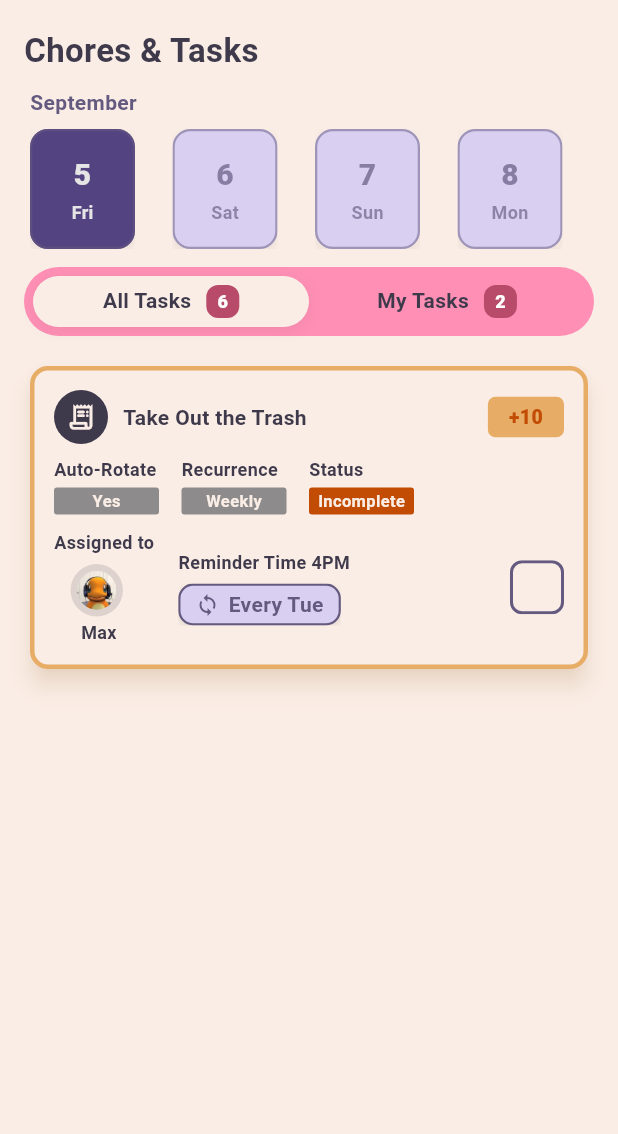
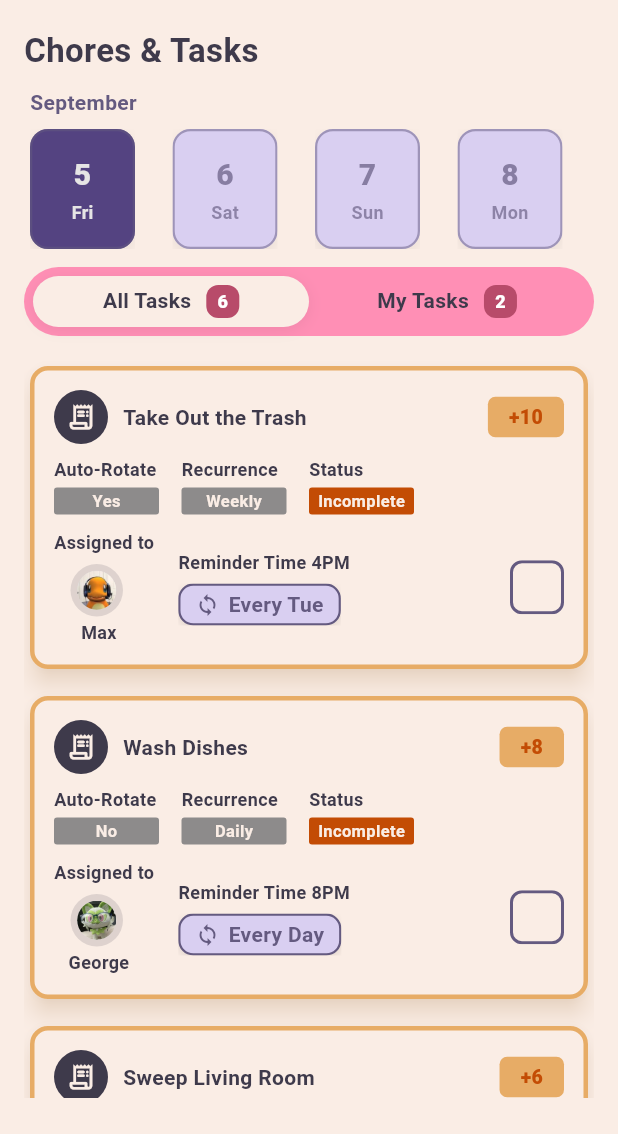
Before and after one commit to FairNest/FairNest, a Flutter app: the Chorespage screen opened directly, on a phone screen of 412 x 824 dp, the part 102-1236 px from its top. Run offline on Flutter 3.47's test engine with Material 3 defaults, Android fonts, the phone set to English and light mode, and no system bars; our stand-ins replace dio, flutter_secure_storage, google_fonts, jwt_decoder; accounts and stored records are empty; Roboto replaces fonts that are missing (Krub).

Commit message:
fixed chores

```diff
--- a/fairnestui/lib/pages/Chores/ChoresPage.dart
+++ b/fairnestui/lib/pages/Chores/ChoresPage.dart
@@ -12,16 +12,115 @@ class Chorespage extends StatefulWidget {
   State<Chorespage> createState() => _ChorespageState();
 }
 
+/* ------------------- simple local chore model ------------------- */
+class _Chore {
+  _Chore({
+    required this.id,
+    required this.title,
+    required this.points,
+    required this.assignedTo,
+    required this.autoRotate,
+    required this.recurrence,
+    required this.reminderTime,
+    required this.reminderRepeat,
+    required this.avatar,
+    this.completed = false,
+  });
+
+  final String id;
+  final String title;
+  final int points;
+  final String assignedTo; // "George", "Max", ...
+  final bool autoRotate;
+  final String recurrence; // "Weekly", "Daily", ...
+  final String reminderTime; // "4PM"
+  final String reminderRepeat; // "Every Tue"
+  final ImageProvider avatar;
+
+  bool completed;
+}
+
 class _ChorespageState extends State<Chorespage> {
-  // calendar state for DateStrip
+  // who is the current user for "My Tasks"
+  static const String _currentUser = 'George';
+
+  // calendar state for DateStrip (not filtering by date yet)
   late DateTime _start;
   late DateTime _selected;
   final int _days = 30;
 
-  // segmented pill state + demo counts
+  // segmented pill state
   int _tab = 0; // 0 = All Tasks, 1 = My Tasks
-  int _allCount = 6; // example
-  int _myCount = 2; // example
+
+  // demo data (6 chores total, 2 assigned to George)
+  final List<_Chore> _chores = [
+    _Chore(
+      id: 'trash',
+      title: 'Take Out the Trash',
+      points: 10,
+      assignedTo: 'Max',
+      autoRotate: true,
+      recurrence: 'Weekly',
+      reminderTime: '4PM',
+      reminderRepeat: 'Every Tue',
+      avatar: const AssetImage('assets/images/char.png'),
+    ),
+    _Chore(
+      id: 'dishes',
+      title: 'Wash Dishes',
+      points: 8,
+      assignedTo: 'George',
+      autoRotate: false,
+      recurrence: 'Daily',
+      reminderTime: '8PM',
+      reminderRepeat: 'Every Day',
+      avatar: const AssetImage('assets/images/poke.png'),
+    ),
+    _Chore(
+      id: 'sweep',
+      title: 'Sweep Living Room',
+      points: 6,
+      assignedTo: 'George',
+      autoRotate: true,
+      recurrence: 'Weekly',
+      reminderTime: '7PM',
+      reminderRepeat: 'Every Fri',
+      avatar: const AssetImage('assets/images/poke.png'),
+    ),
+    _Chore(
+      id: 'bathroom',
+      title: 'Clean Bathroom',
+      points: 12,
+      assignedTo: 'Lando',
+      autoRotate: true,
+      recurrence: 'Biweekly',
+      reminderTime: '6PM',
+      reminderRepeat: 'Every Other Sat',
+      avatar: const AssetImage('assets/images/pikachu.png'),
+    ),
+    _Chore(
+      id: 'groceries',
+      title: 'Buy Groceries',
+      points: 5,
+      assignedTo: 'Max',
+      autoRotate: false,
+      recurrence: 'Weekly',
+      reminderTime: '5PM',
+      reminderRepeat: 'Every Thu',
+      avatar: const AssetImage('assets/images/char.png'),
+    ),
+    _Chore(
+      id: 'plants',
+      title: 'Water Plants',
+      points: 4,
+      assignedTo: 'Lando',
+      autoRotate: false,
+      recurrence: 'Every 3 days',
+      reminderTime: '9AM',
+      reminderRepeat: 'Mon / Thu',
+      avatar: const AssetImage('assets/images/pikachu.png'),
+    ),
+  ];
 
   @override
   void initState() {
@@ -29,6 +128,55 @@ class _ChorespageState extends State<Chorespage> {
     final now = DateTime.now();
     _start = DateTime(now.year, now.month, 1);
     _selected = DateTime(now.year, now.month, now.day);
+  }
+
+  /* ------------------- derived lists & counts ------------------- */
+  List<_Chore> get _openAll =>
+      _chores.where((c) => !c.completed).toList(growable: false);
+
+  List<_Chore> get _openMine => _openAll
+      .where((c) => c.assignedTo.toLowerCase() == _currentUser.toLowerCase())
+      .toList(growable: false);
+
+  int get _allCount => _openAll.length;
+  int get _myCount => _openMine.length;
+
+  /* ------------------- handlers ------------------- */
+  void _onCheckedChanged(_Chore chore, bool checked) {
+    // When a chore is checked we mark it completed and it disappears from view
+    if (!checked) return; // ignore unchecks here (they won't be shown anyway)
+    setState(() => chore.completed = true);
+  }
+
+  /* ------------------- builders ------------------- */
+  Widget _buildList(List<_Chore> items) {
+    if (items.isEmpty) {
+      return const _EmptyArea(label: 'No chores here 🎉');
+    }
+    return SingleChildScrollView(
+      child: Column(
+        children: [
+          for (final c in items)
+            Padding(
+              padding: const EdgeInsets.only(bottom: 10),
+              child: ChoresTaskCard(
+                // configurable values — make sure your ChoresTaskCard exposes these
+                title: c.title,
+                points: c.points,
+                assignedName: c.assignedTo,
+                autoRotate: c.autoRotate,
+                recurrence: c.recurrence,
+                reminderTime: c.reminderTime,
+                reminderRepeat: c.reminderRepeat,
+                paidByImage: c.avatar,
+
+                initiallyChecked: false,
+                onCheckedChanged: (checked) => _onCheckedChanged(c, checked),
+              ),
+            ),
+        ],
+      ),
+    );
   }
 
   @override
@@ -52,7 +200,7 @@ class _ChorespageState extends State<Chorespage> {
             ),
             const SizedBox(height: 12),
 
-            // Horizontal date strip
+            // Horizontal date strip (visual only for now)
             DateStrip(
               startDate: _start,
               days: _days,
@@ -61,33 +209,31 @@ class _ChorespageState extends State<Chorespage> {
             ),
             const SizedBox(height: 12),
 
-            // Segmented pill with counts — tweak sizes here
+            // Segmented pill with LIVE counts
             _CountSegmentedPill(
               tabs: const ['All Tasks', 'My Tasks'],
-              counts: [_allCount, _myCount],
+              counts: [_allCount, _myCount], // ← live numbers
               initialIndex: _tab,
               onChanged: (i) => setState(() => _tab = i),
 
               // size controls
-              height: 46, // overall pill height
-              labelFontSize: 14, // "All Tasks" / "My Tasks"
-              badgeHeight: 22, // badge height
-              // badgeWidth: 28,        // (optional) fixed width; comment out to use padding
-              badgeFontSize: 12, // number font
-              badgeRadius: 8, // badge corner radius
-              badgeHorizontalPadding:
-                  7, // inner padding left/right (when width is null)
+              height: 46,
+              labelFontSize: 14,
+              badgeHeight: 22,
+              badgeFontSize: 12,
+              badgeRadius: 8,
+              badgeHorizontalPadding: 7,
             ),
 
             const SizedBox(height: 16),
 
-            // Each tab gets its own scrollable area — add your cards here
+            // content per tab
             Expanded(
               child: IndexedStack(
                 index: _tab,
-                children: const [
-                  _AllTasksContent(),
-                  _MyTasksContent(),
+                children: [
+                  _buildList(_openAll), // All Tasks (incomplete only)
+                  _buildList(_openMine), // My Tasks (incomplete + mine)
                 ],
               ),
             ),
@@ -98,42 +244,7 @@ class _ChorespageState extends State<Chorespage> {
   }
 }
 
-/* ---------- Page content placeholders ---------- */
-
-class _AllTasksContent extends StatelessWidget {
-  const _AllTasksContent({super.key});
-
-  @override
-  Widget build(BuildContext context) {
-    return SingleChildScrollView(
-      child: Column(
-        children: const [
-          // _EmptyArea(label: 'All Tasks page — add your content here'),
-          ChoresTaskCard(
-            paidByImage: AssetImage('assets/images/char.png'),
-          ),
-        ],
-      ),
-    );
-  }
-}
-
-class _MyTasksContent extends StatelessWidget {
-  const _MyTasksContent({super.key});
-
-  @override
-  Widget build(BuildContext context) {
-    return SingleChildScrollView(
-      child: Column(
-        children: const [
-          ChoresTaskCard(
-            paidByImage: AssetImage('assets/images/char.png'),
-          ),
-        ],
-      ),
-    );
-  }
-}
+/* ------------------- empty state box ------------------- */
 
 class _EmptyArea extends StatelessWidget {
   const _EmptyArea({required this.label});
@@ -160,7 +271,7 @@ class _EmptyArea extends StatelessWidget {
   }
 }
 
-/* ---------- Segmented pill with counts (tunable sizes) ---------- */
+/* ------------------- segmented pill (unchanged) ------------------- */
 
 class _CountSegmentedPill extends StatefulWidget {
   const _CountSegmentedPill({
@@ -169,11 +280,9 @@ class _CountSegmentedPill extends StatefulWidget {
     required this.onChanged,
     this.initialIndex = 0,
     this.height = 44,
-
-    // sizing knobs
     this.labelFontSize = 14,
     this.badgeHeight = 22,
-    this.badgeWidth, // optional fixed width; if null we use padding
+    this.badgeWidth,
     this.badgeFontSize = 12,
     this.badgeRadius = 8,
     this.badgeHorizontalPadding = 7,
@@ -186,7 +295,6 @@ class _CountSegmentedPill extends StatefulWidget {
   final ValueChanged<int> onChanged;
   final double height;
 
-  // size controls
   final double labelFontSize;
   final double badgeHeight;
   final double? badgeWidth;
@@ -201,11 +309,10 @@ class _CountSegmentedPill extends StatefulWidget {
 class _CountSegmentedPillState extends State<_CountSegmentedPill> {
   late int _index = widget.initialIndex;
 
-  // palette
-  static const Color _trackPink = Color(0xFFFF8FB5); // background track
-  static const Color _thumbCream = AppColors.background; // cream thumb
-  static const Color _labelPurple = AppColors.textPurple; // label color
-  static const Color _badgeFill = AppColors.textPink; // badge fill
+  static const Color _trackPink = Color(0xFFFF8FB5);
+  static const Color _thumbCream = AppColors.background;
+  static const Color _labelPurple = AppColors.textPurple;
+  static const Color _badgeFill = AppColors.textPink;
   static const EdgeInsets _padding = EdgeInsets.all(6);
 
   Alignment _alignmentFor(int i, int len) {
@@ -229,7 +336,6 @@ class _CountSegmentedPillState extends State<_CountSegmentedPill> {
         ),
         child: Stack(
           children: [
-            // Sliding thumb
             AnimatedAlign(
               alignment: _alignmentFor(_index, tabCount),
               duration: const Duration(milliseconds: 220),
@@ -253,12 +359,9 @@ class _CountSegmentedPillState extends State<_CountSegmentedPill> {
                 ),
               ),
             ),
-
-            // Labels + badges
             Row(
               children: List.generate(tabCount, (i) {
                 final selected = i == _index;
-
                 return Expanded(
                   child: InkWell(
                     borderRadius: BorderRadius.circular(widget.height),
@@ -279,7 +382,6 @@ class _CountSegmentedPillState extends State<_CountSegmentedPill> {
                             style: AppFonts.heading1.copyWith(
                               fontSize: widget.labelFontSize,
                               fontWeight: FontWeight.w700,
-                              // Unselected now purple too (no pink)
                               color: _labelPurple,
                             ),
                           ),
@@ -287,11 +389,10 @@ class _CountSegmentedPillState extends State<_CountSegmentedPill> {
                           _MiniCountBadge(
                             value: widget.counts[i],
                             height: widget.badgeHeight,
-                            width: widget.badgeWidth, // set to fix width
+                            width: widget.badgeWidth,
                             radius: widget.badgeRadius,
                             fontSize: widget.badgeFontSize,
-                            paddingH: widget
-                                .badgeHorizontalPadding, // used only if width == null
+                            paddingH: widget.badgeHorizontalPadding,
                           ),
                         ],
                       ),
@@ -310,12 +411,11 @@ class _CountSegmentedPillState extends State<_CountSegmentedPill> {
 class _MiniCountBadge extends StatelessWidget {
   const _MiniCountBadge({
     required this.value,
-    this.height = 20, // badge height
-    this.width =
-        15, // optional fixed width; if null, width = content + paddingH
-    this.radius = 2, // defaults to height/2
+    this.height = 20,
+    this.width,
+    this.radius = 2,
     this.fontSize = 12,
-    this.paddingH = 10, // used only when width is null
+    this.paddingH = 10,
   });
 
   final int value;
@@ -334,7 +434,6 @@ class _MiniCountBadge extends StatelessWidget {
     );
 
     if (width != null) {
-      // Fixed width badge
       return Container(
         height: height,
         width: width,
@@ -351,10 +450,9 @@ class _MiniCountBadge extends StatelessWidget {
       );
     }
 
-    // Content-driven width (number + padding)
     return Container(
       height: height,
-      constraints: BoxConstraints(minWidth: height), // keep square-ish min
+      constraints: BoxConstraints(minWidth: height),
       padding: EdgeInsets.symmetric(horizontal: paddingH),
       decoration: decoration,
       alignment: Alignment.center,
```
